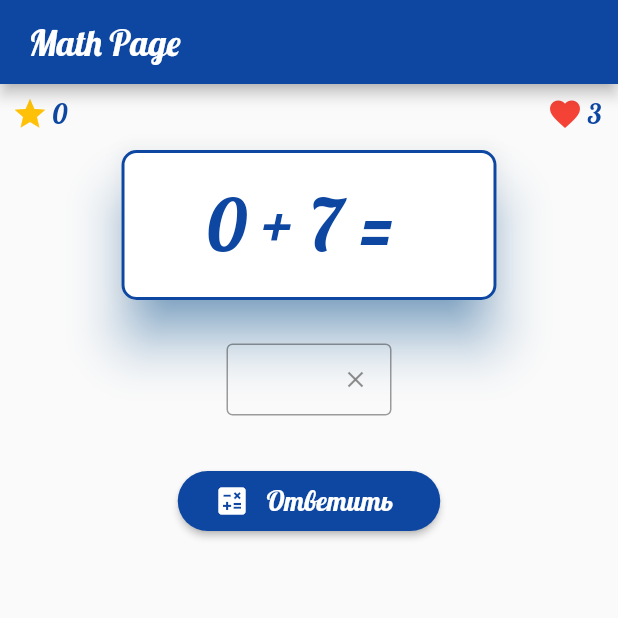
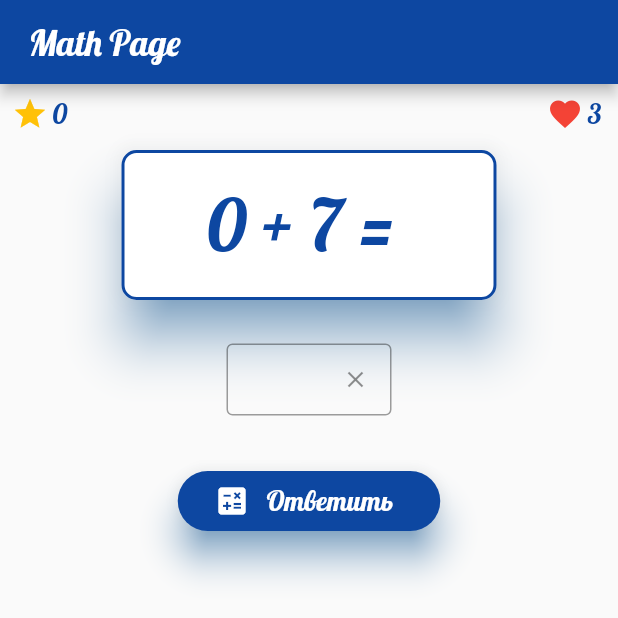
Before and after one commit to Masfark/junior_tasks, a Flutter app: the screen it shows after launch, after a tap on "Ответить", on a phone screen of 412 x 824 dp. Shown: the top 618 px of the screen. Run offline on Flutter 3.47's test engine with Material 2 defaults, Android fonts, the phone set to English and light mode, and no system bars; our stand-ins replace adaptive_theme, google_fonts.

Commit message:
junior_tasks добавлена поддержка смены темы

```diff
--- a/lib/assets/theme/theme.dart
+++ b/lib/assets/theme/theme.dart
@@ -2,7 +2,7 @@ import 'package:flutter/material.dart';
 import 'package:junior_tasks/utils/constants.dart';
 import 'package:google_fonts/google_fonts.dart';
 
-ThemeData myTheme() => ThemeData(
+ThemeData myThemeLight() => ThemeData(
       // * Main clors theme
       brightness: Brightness.light,
       primaryColor: kPrimaryColor,
@@ -21,6 +21,8 @@ ThemeData myTheme() => ThemeData(
       // * Elevated button style
       elevatedButtonTheme: ElevatedButtonThemeData(
         style: ButtonStyle(
+          elevation: MaterialStateProperty.all(10.0),
+          shadowColor: MaterialStateProperty.all(kSecondaryColor),
           backgroundColor: MaterialStateProperty.all<Color>(kPrimaryColor),
           shape: MaterialStateProperty.all<OutlinedBorder>(
             RoundedRectangleBorder(
@@ -36,3 +38,40 @@ ThemeData myTheme() => ThemeData(
         foregroundColor: Colors.white,
       ),
     );
+
+ThemeData myThemeDark() => ThemeData(
+      // * Main clors theme
+      brightness: Brightness.dark,
+      primaryColor: kPrimaryColor,
+      accentColor: kSecondaryColor,
+
+      // * Text theme
+      textTheme: TextTheme(
+        headline1: GoogleFonts.lobster(fontSize: 18.0, color: kSecondaryColor),
+        headline6: GoogleFonts.lobster(fontSize: 48.0, color: kSecondaryColor),
+        headline4: GoogleFonts.lobster(fontSize: 24.0, color: kWhite),
+      ),
+
+      // * Icons theme
+      primaryIconTheme: IconThemeData(color: kWhite),
+
+      // * Elevated button style
+      elevatedButtonTheme: ElevatedButtonThemeData(
+        style: ButtonStyle(
+          elevation: MaterialStateProperty.all(10.0),
+          shadowColor: MaterialStateProperty.all(kSecondaryColor),
+          backgroundColor: MaterialStateProperty.all<Color>(kPrimaryColor),
+          shape: MaterialStateProperty.all<OutlinedBorder>(
+            RoundedRectangleBorder(
+              borderRadius: BorderRadius.circular(20.0),
+            ),
+          ),
+        ),
+      ),
+
+      // * Floating Button
+      floatingActionButtonTheme: FloatingActionButtonThemeData(
+        backgroundColor: kSecondaryColor,
+        foregroundColor: Colors.white,
+      ),
+    );
--- a/lib/main.dart
+++ b/lib/main.dart
@@ -1,3 +1,4 @@
+import 'package:adaptive_theme/adaptive_theme.dart';
 import 'package:flutter/material.dart';
 import 'package:junior_tasks/assets/theme/theme.dart';
 import 'package:junior_tasks/pages/math_example_page.dart';
@@ -10,10 +11,17 @@ class MyApp extends StatelessWidget {
   // This widget is the root of your application.
   @override
   Widget build(BuildContext context) {
-    return MaterialApp(
-      title: 'Flutter Demo',
-      theme: myTheme(),
-      home: MathExamplePage(),
+    return AdaptiveTheme(
+      light: myThemeLight(),
+      dark: myThemeDark(),
+      initial: AdaptiveThemeMode.system,
+      builder: (light, dark) => MaterialApp(
+        themeMode: ThemeMode.system,
+        darkTheme: dark,
+        title: 'Flutter Demo',
+        theme: myThemeLight(),
+        home: MathExamplePage(),
+      ),
     );
   }
 }
--- a/lib/pages/math_example_page.dart
+++ b/lib/pages/math_example_page.dart
@@ -16,7 +16,7 @@ class _MathExamplePageState extends State<MathExamplePage> {
   int value1, value2, trueAnswer, score = 0, life = 3;
   String answer = '';
   bool check = false;
-  var color = kPrimaryColor, _controller = TextEditingController();
+  var color, _controller = TextEditingController();
 
   @override
   void initState() {
@@ -60,12 +60,12 @@ class _MathExamplePageState extends State<MathExamplePage> {
     });
     await Future.delayed(Duration(milliseconds: 800));
     if (i == 1) {
-      color = kPrimaryColor;
+      color = Theme.of(context).textTheme.headline6.color;
       _generateExample();
       score += 10;
       check = false;
     } else if (i == 2) {
-      color = kPrimaryColor;
+      color = Theme.of(context).textTheme.headline6.color;
       check = false;
       if (life <= 0) {
         showDialog(
--- a/lib/widgets/alert_dialog.dart
+++ b/lib/widgets/alert_dialog.dart
@@ -14,7 +14,10 @@ class EndGameDialog extends StatelessWidget {
     return AlertDialog(
       elevation: 10.0,
       title: MainText('Игра окончена'),
-      content: Text('Вы завершили игру со счетом: $score'),
+      content: Text.rich(
+          TextSpan(text: 'Вы завершили игру со счётом: ', children: <TextSpan>[
+        TextSpan(text: '$score', style: TextStyle(fontWeight: FontWeight.bold))
+      ])),
       actions: [
         MaterialButton(
           onPressed: () {
--- a/pubspec.yaml
+++ b/pubspec.yaml
@@ -28,6 +28,7 @@ dependencies:
   # The following adds the Cupertino Icons font to your application.
   # Use with the CupertinoIcons class for iOS style icons.
   cupertino_icons: ^1.0.2
+  adaptive_theme: ^2.2.0
   google_fonts: ^2.0.0
 
 dev_dependencies:
```
Also changed, not shown: pubspec.lock.
